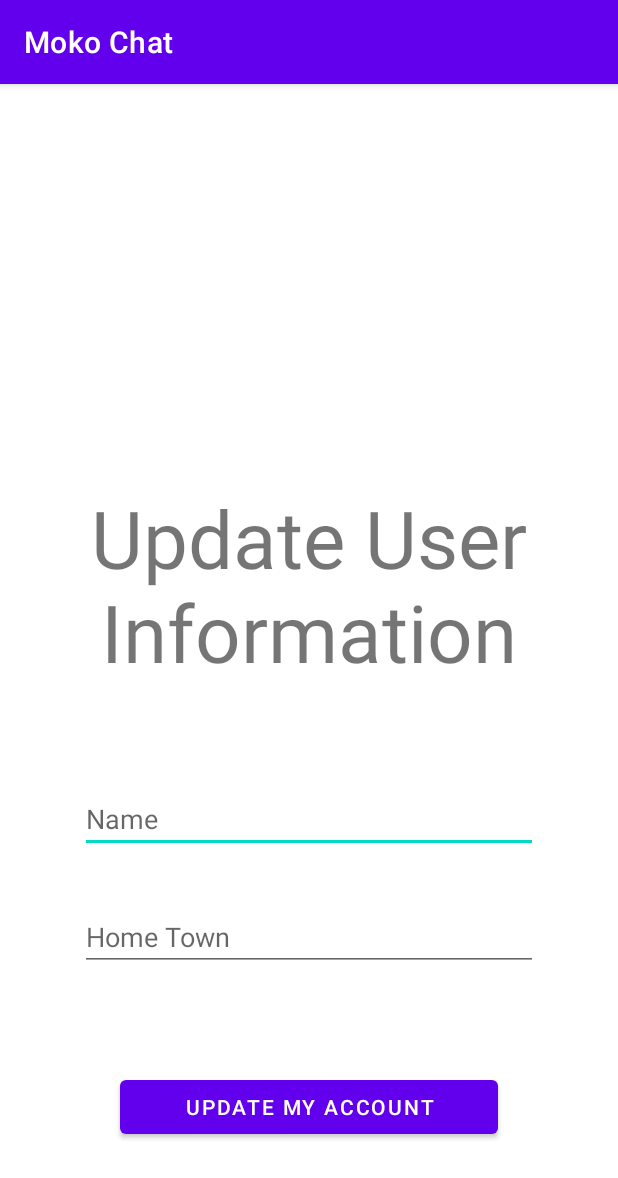
After one commit to ishanj-lk/MokoChat2023, an Android app: the EditUserInfo screen opened directly, with no data from a screen before it, on a phone screen of 412 x 824 dp. The commit adds this screen. Shown: the top 1178 px of the screen. Run offline under Robolectric (Android 15) with nearby library versions, the phone set to English and light mode, and no system bars.

Commit message:
EditUserInfo Activity created for Edit user info and Implement basic functionality

```diff
--- a/app/build.gradle
+++ b/app/build.gradle
@@ -3,7 +3,7 @@ plugins {
 }
 
 android {
-    compileSdk 33
+    compileSdk 32java --version
 
     defaultConfig {
         applicationId "com.ishanj.mokochat"
--- a/app/src/main/AndroidManifest.xml
+++ b/app/src/main/AndroidManifest.xml
@@ -14,6 +14,9 @@
         android:theme="@style/Theme.MokoChat"
         tools:targetApi="31">
         <activity
+            android:name=".EditUserInfo"
+            android:exported="false" />
+        <activity
             android:name=".MainInterface"
             android:exported="false" />
         <activity
--- /dev/null
+++ b/app/src/main/java/com/ishanj/mokochat/EditUserInfo.java
@@ -0,0 +1,51 @@
+package com.ishanj.mokochat;
+
+import androidx.appcompat.app.AppCompatActivity;
+
+import android.os.Bundle;
+import android.text.TextUtils;
+import android.view.View;
+import android.widget.Button;
+import android.widget.EditText;
+import android.widget.Toast;
+
+public class EditUserInfo extends AppCompatActivity {
+
+    private EditText editUserInfoNameGet, editUserInfoTownGet;
+    private Button editUserInfoUpdateBtnGet;
+
+    @Override
+    protected void onCreate(Bundle savedInstanceState) {
+        super.onCreate(savedInstanceState);
+        setContentView(R.layout.activity_edit_user_info);
+
+        //This initialize UI elements
+        elementInitialize();
+        //This triggers main actions
+        actionTriggers();
+    }
+
+    private void actionTriggers() {
+        editUserInfoUpdateBtnGet.setOnClickListener(new View.OnClickListener() {
+            @Override
+            public void onClick(View v) {
+                if(!TextUtils.isEmpty(String.valueOf(editUserInfoUpdateBtnGet)) && !TextUtils.isEmpty(String.valueOf(editUserInfoTownGet))){
+                    updateUserInfo();
+                }
+                else{
+                    Toast.makeText(EditUserInfo.this, "Please fill all fields...", Toast.LENGTH_SHORT).show();
+                }
+            }
+        });
+    }
+
+    private void updateUserInfo() {
+    }
+
+    private void elementInitialize() {
+        editUserInfoNameGet = (EditText) findViewById(R.id.editUserInfoName);
+        editUserInfoTownGet = (EditText) findViewById(R.id.editUserInfoTown);
+
+        editUserInfoUpdateBtnGet = (Button) findViewById(R.id.editUserInfoUpdateBtn);
+    }
+}
--- /dev/null
+++ b/app/src/main/res/layout/activity_edit_user_info.xml
@@ -0,0 +1,51 @@
+<?xml version="1.0" encoding="utf-8"?>
+<RelativeLayout xmlns:android="http://schemas.android.com/apk/res/android"
+    xmlns:app="http://schemas.android.com/apk/res-auto"
+    xmlns:tools="http://schemas.android.com/tools"
+    android:layout_width="match_parent"
+    android:layout_height="match_parent"
+    tools:context=".EditUserInfo">
+
+    <TextView
+        android:id="@+id/editUserInfoTxt"
+        android:layout_width="match_parent"
+        android:layout_height="wrap_content"
+        android:text="Update User Information"
+        android:textAlignment="center"
+        android:layout_marginTop="400px"
+        android:textSize="80px"
+        />
+
+    <EditText
+        android:id="@+id/editUserInfoName"
+        android:layout_below="@+id/editUserInfoTxt"
+        android:layout_width="match_parent"
+        android:layout_height="wrap_content"
+        android:layout_marginTop="100px"
+        android:layout_marginLeft="80px"
+        android:layout_marginRight="80px"
+        android:hint="Name"
+        />
+
+    <EditText
+        android:id="@+id/editUserInfoTown"
+        android:layout_below="@+id/editUserInfoName"
+        android:layout_width="match_parent"
+        android:layout_height="wrap_content"
+        android:layout_marginTop="50px"
+        android:layout_marginLeft="80px"
+        android:layout_marginRight="80px"
+        android:hint="Home Town"
+        />
+    <Button
+        android:id="@+id/editUserInfoUpdateBtn"
+        android:layout_below="@+id/editUserInfoTown"
+        android:layout_marginTop="100px"
+        android:layout_width="match_parent"
+        android:layout_height="wrap_content"
+        android:layout_marginLeft="120px"
+        android:layout_marginRight="120px"
+        android:text="Update My Account"
+        />
+
+</RelativeLayout>
--- a/app/src/main/res/layout/activity_main.xml
+++ b/app/src/main/res/layout/activity_main.xml
@@ -8,13 +8,13 @@
 
     <TextView
         android:id="@+id/phoneNumberTxt"
-        android:layout_marginTop="200px"
         android:layout_width="match_parent"
         android:layout_height="wrap_content"
-        android:text="Moko Chat"
-        android:textSize="80px"
         android:layout_centerHorizontal="true"
-        android:textAlignment="center"/>
+        android:layout_marginTop="200px"
+        android:text="Welcome To \nMoko Chat"
+        android:textAlignment="center"
+        android:textSize="80px" />
     <EditText
         android:id="@+id/phoneNumberValue"
         android:layout_width="match_parent"
```
